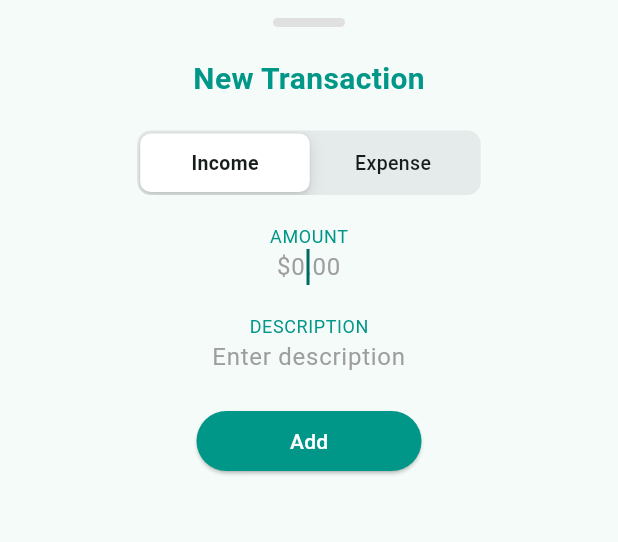
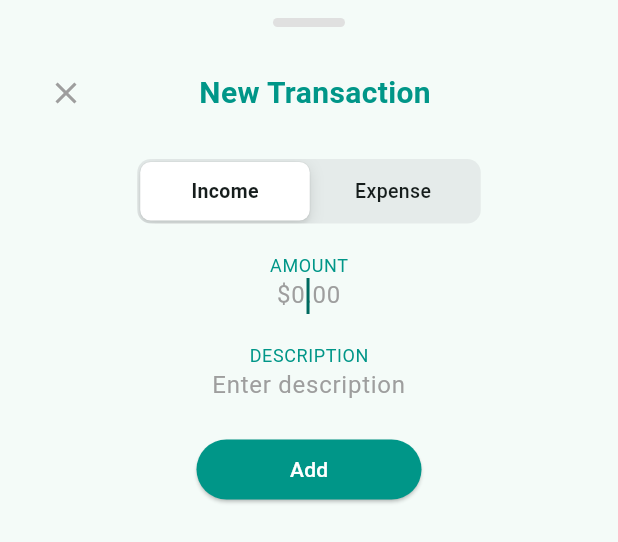
Before and after one commit to sergiosabater/moneytracker, a Flutter app: the AddTransactionDialog widget shown alone on an empty page, opened directly, on a phone screen of 412 x 824 dp. Shown: the top 542 px of the screen. Run offline on Flutter 3.47's test engine with Material 3 defaults, Android fonts, the phone set to English and light mode, and no system bars; our stand-ins replace currency_text_input_formatter.

Commit message:
Add an X button to close the new transaction dialog

```diff
--- a/lib/view/components/add_transaction_dialog.dart
+++ b/lib/view/components/add_transaction_dialog.dart
@@ -38,13 +38,25 @@ class _AddTransactionDialogState extends State<AddTransactionDialog> {
           ),
           Padding(
             padding: const EdgeInsets.all(20),
-            child: const Text(
+            child: Row(
+              mainAxisAlignment: MainAxisAlignment.spaceBetween,
+              children: [
+                IconButton(
+                  icon: const Icon(Icons.close, color: Colors.grey),
+                  onPressed: () {
+                    Navigator.pop(context);
+                  },
+                ),
+                const Text(
                   'New Transaction',
                   style: TextStyle(
                     fontSize: 20,
                     color: Colors.teal,
                     fontWeight: FontWeight.bold,
                   ),
+                ),
+                const SizedBox(width: 40),
+              ],
             ),
           ),
           CupertinoSlidingSegmentedControl(
```
Lines whose indentation alone changed are shown as unchanged.
